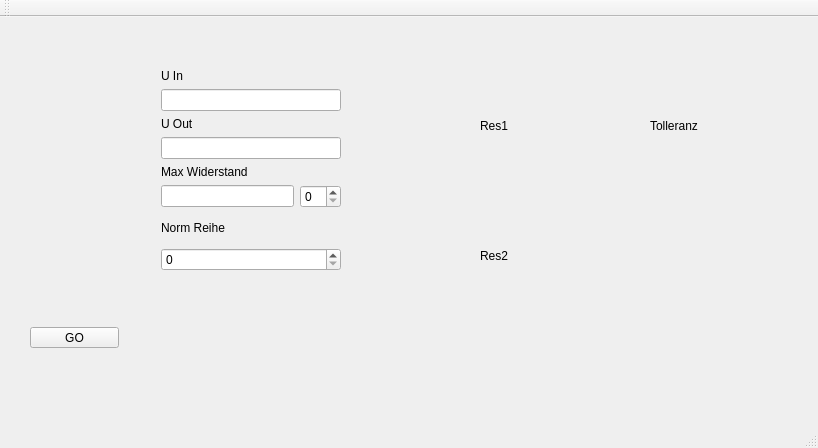
The window that UI/WiderstandsteilerUI/Widerstandsteiler.ui (Seebuebe/Widerstandsteiler) describes before a commit, drawn with Qt 5.
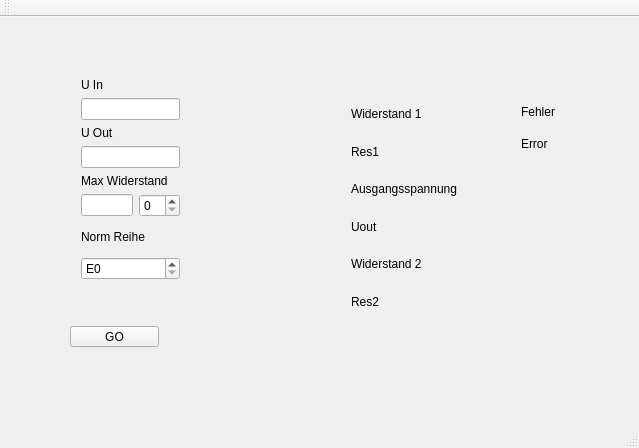
The same window after the commit. Icons and pictures are not drawn.

```diff
--- a/UI/WiderstandsteilerUI/Widerstandsteiler.ui
+++ b/UI/WiderstandsteilerUI/Widerstandsteiler.ui
@@ -6,7 +6,7 @@
    <rect>
     <x>0</x>
     <y>0</y>
-    <width>818</width>
+    <width>639</width>
     <height>448</height>
    </rect>
   </property>
@@ -17,8 +17,8 @@
    <widget class="QPushButton" name="pushButton">
     <property name="geometry">
      <rect>
-      <x>30</x>
-      <y>310</y>
+      <x>70</x>
+      <y>309</y>
       <width>89</width>
       <height>21</height>
      </rect>
@@ -27,38 +27,12 @@
      <string>GO</string>
     </property>
    </widget>
-   <widget class="QLabel" name="Tolleranz">
-    <property name="geometry">
-     <rect>
-      <x>650</x>
-      <y>100</y>
-      <width>67</width>
-      <height>17</height>
-     </rect>
-    </property>
-    <property name="text">
-     <string>Tolleranz</string>
-    </property>
-   </widget>
-   <widget class="QLabel" name="Res2">
-    <property name="geometry">
-     <rect>
-      <x>480</x>
-      <y>230</y>
-      <width>67</width>
-      <height>17</height>
-     </rect>
-    </property>
-    <property name="text">
-     <string>Res2</string>
-    </property>
-   </widget>
    <widget class="QWidget" name="layoutWidget">
     <property name="geometry">
      <rect>
-      <x>150</x>
-      <y>41</y>
-      <width>202</width>
+      <x>70</x>
+      <y>50</y>
+      <width>121</width>
       <height>224</height>
      </rect>
     </property>
@@ -122,7 +96,11 @@
         </widget>
        </item>
        <item>
-        <widget class="QSpinBox" name="NormReihe"/>
+        <widget class="QSpinBox" name="NormReihe">
+         <property name="prefix">
+          <string>E</string>
+         </property>
+        </widget>
        </item>
       </layout>
      </item>
@@ -131,8 +109,8 @@
    <widget class="QLabel" name="Picture">
     <property name="geometry">
      <rect>
-      <x>380</x>
-      <y>0</y>
+      <x>240</x>
+      <y>20</y>
       <width>91</width>
       <height>341</height>
      </rect>
@@ -144,18 +122,97 @@
      <pixmap>Images/Widerstand.svg</pixmap>
     </property>
    </widget>
-   <widget class="QLabel" name="Res1">
+   <widget class="QWidget" name="">
     <property name="geometry">
      <rect>
-      <x>480</x>
-      <y>100</y>
-      <width>67</width>
-      <height>17</height>
+      <x>340</x>
+      <y>70</y>
+      <width>136</width>
+      <height>241</height>
      </rect>
     </property>
-    <property name="text">
-     <string>Res1</string>
+    <layout class="QVBoxLayout" name="verticalLayout_9">
+     <item>
+      <layout class="QVBoxLayout" name="verticalLayout_6">
+       <item>
+        <widget class="QLabel" name="Res1Lable">
+         <property name="text">
+          <string>Widerstand 1</string>
+         </property>
+        </widget>
+       </item>
+       <item>
+        <widget class="QLabel" name="Res1">
+         <property name="text">
+          <string>Res1</string>
+         </property>
+        </widget>
+       </item>
+      </layout>
+     </item>
+     <item>
+      <layout class="QVBoxLayout" name="verticalLayout_7">
+       <item>
+        <widget class="QLabel" name="UoutLable">
+         <property name="text">
+          <string>Ausgangsspannung</string>
+         </property>
+        </widget>
+       </item>
+       <item>
+        <widget class="QLabel" name="UoutVal">
+         <property name="text">
+          <string>Uout</string>
+         </property>
+        </widget>
+       </item>
+      </layout>
+     </item>
+     <item>
+      <layout class="QVBoxLayout" name="verticalLayout_8">
+       <item>
+        <widget class="QLabel" name="label_4">
+         <property name="text">
+          <string>Widerstand 2</string>
+         </property>
+        </widget>
+       </item>
+       <item>
+        <widget class="QLabel" name="Res2">
+         <property name="text">
+          <string>Res2</string>
+         </property>
+        </widget>
+       </item>
+      </layout>
+     </item>
+    </layout>
+   </widget>
+   <widget class="QWidget" name="">
+    <property name="geometry">
+     <rect>
+      <x>510</x>
+      <y>70</y>
+      <width>91</width>
+      <height>81</height>
+     </rect>
     </property>
+    <layout class="QVBoxLayout" name="verticalLayout_10">
+     <item>
+      <widget class="QLabel" name="FehlerLable">
+       <property name="text">
+        <string>Fehler</string>
+       </property>
+      </widget>
+     </item>
+     <item>
+      <widget class="QLabel" name="FehlerVal">
+       <property name="text">
+        <string>Error</string>
+       </property>
+      </widget>
+     </item>
+    </layout>
    </widget>
   </widget>
   <widget class="QMenuBar" name="menuBar">
```
Left out of the diff: 2 changed lines with no effect on the pictures.
